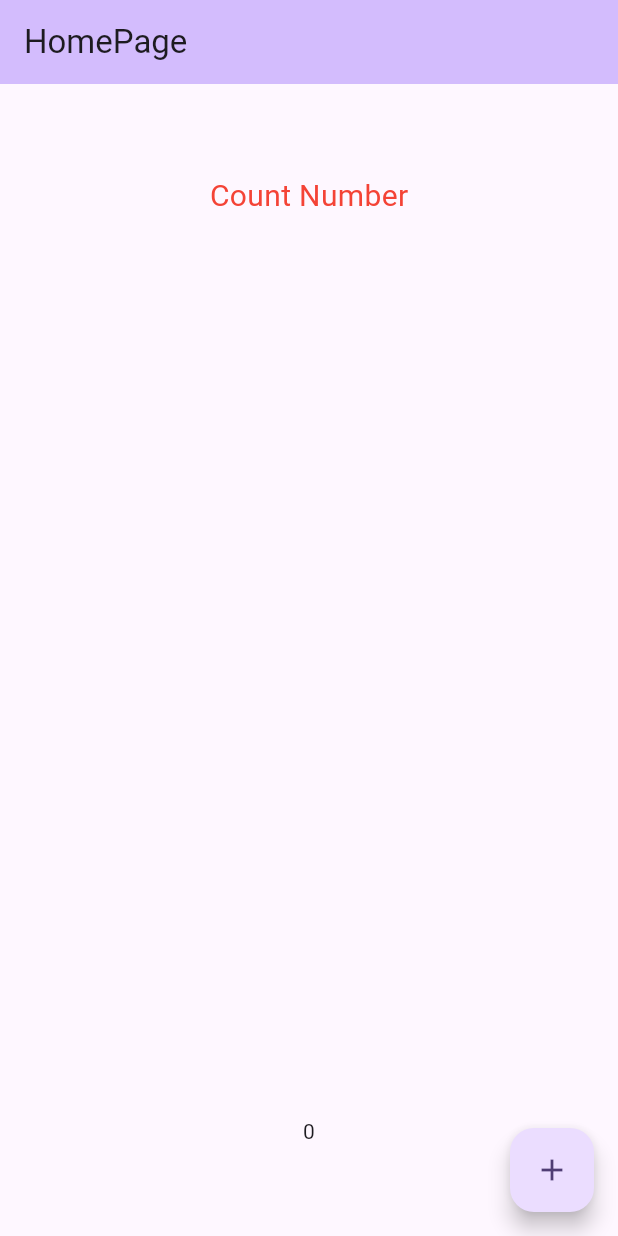
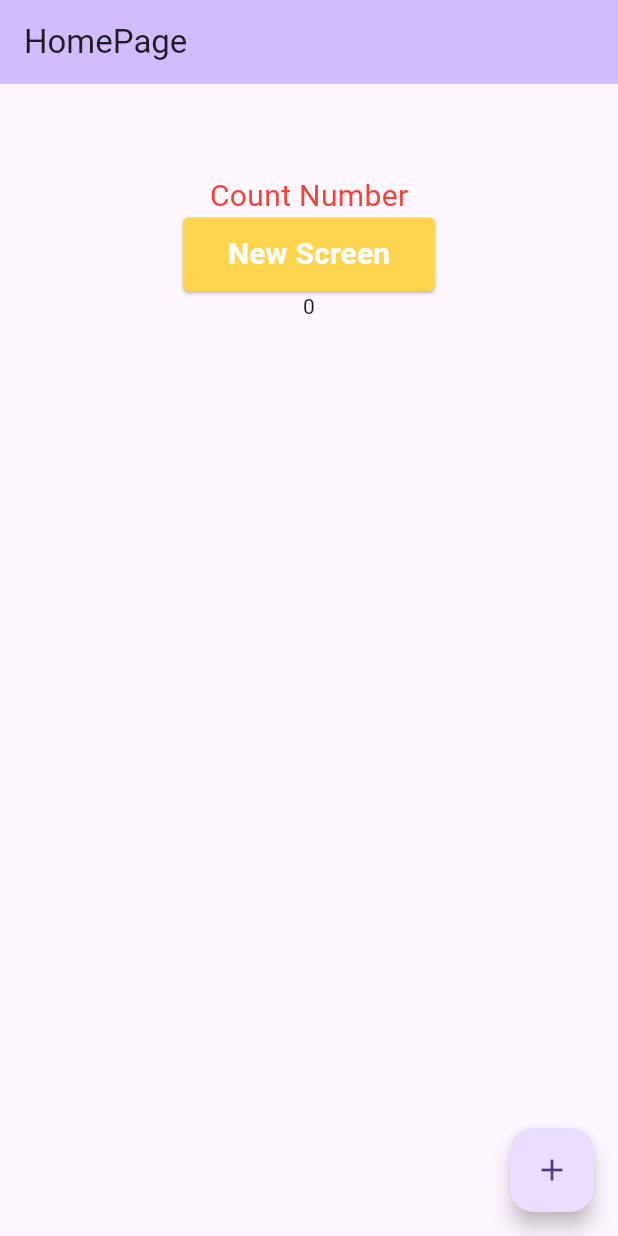
Before and after one commit to SaiyaladPS/BCTAPP, a Flutter app: the screen it shows after launch, on a phone screen of 412 x 824 dp. Run offline on Flutter 3.47's test engine with Material 2 defaults, Android fonts, the phone set to English and light mode, and no system bars.

Commit message:
15/11/2023

```diff
--- /dev/null
+++ b/lib/Router/router.dart
@@ -0,0 +1,13 @@
+import 'package:bct/screen/MyHomePage.dart';
+import 'package:bct/screen/new_screen.dart';
+import 'package:flutter/material.dart';
+
+class AppRouter {
+  static const home = '';
+  static const newscreen = 'newscreen';
+
+  static get all => <String, WidgetBuilder>{
+        home: (context) => const MyHomePage(),
+        newscreen: (context) => const NewScreen()
+      };
+}
--- a/lib/app.dart
+++ b/lib/app.dart
@@ -1,5 +1,5 @@
-
-import 'package:bct/page/MyHomePage.dart';
+import 'package:bct/Router/router.dart';
+import 'package:bct/screen/MyHomePage.dart';
 import 'package:flutter/material.dart';
 
 class MyApp extends StatelessWidget {
@@ -9,9 +9,11 @@ class MyApp extends StatelessWidget {
   @override
   Widget build(BuildContext context) {
     return MaterialApp(
+      debugShowCheckedModeBanner: false,
       title: 'Flutter Demo',
+      routes: AppRouter.all,
       theme: ThemeData(
-      colorScheme: ColorScheme.fromSeed(seedColor: Colors.deepPurple),
+        colorScheme: ColorScheme.fromSeed(seedColor: Colors.deepPurple),
         useMaterial3: true,
       ),
       home: const MyHomePage(),
--- a/lib/page/MyHomePage.dart
+++ /dev/null
@@ -1,48 +0,0 @@
-import 'dart:ffi';
-
-import 'package:flutter/material.dart';
-
-class MyHomePage extends StatefulWidget {
-  const MyHomePage({super.key});
-
-  @override
-  State<MyHomePage> createState() => _MyHomePageState();
-}
-
-class _MyHomePageState extends State<MyHomePage> {
-  int number = 0;
-  @override
-  Widget build(BuildContext context) {
-    return Scaffold(
-      appBar: AppBar(
-        title: const Text("HomePage"),
-        backgroundColor: Theme.of(context).colorScheme.inversePrimary,
-      ),
-      body: Padding(
-        padding: const EdgeInsets.symmetric(horizontal: 20, vertical: 60),
-        // ignore: avoid_unnecessary_containers
-        child: Container(
-          child: Column(
-              mainAxisAlignment: MainAxisAlignment.spaceBetween,
-              children: [
-                Center(
-                  child: const Text(
-                    "Count Number",
-                    style: TextStyle(fontSize: 20, color: Colors.red),
-                  ),
-                ),
-                Text(number.toString()),
-              ]),
-        ),
-      ),
-      floatingActionButton: FloatingActionButton(
-        onPressed: () {
-          setState(() {
-            number++;
-          });
-        },
-        child: Icon(Icons.add),
-      ),
-    );
-  }
-}
--- /dev/null
+++ b/lib/screen/MyHomePage.dart
@@ -0,0 +1,63 @@
+import 'package:bct/Router/router.dart';
+import 'package:flutter/material.dart';
+
+class MyHomePage extends StatefulWidget {
+  const MyHomePage({super.key});
+
+  @override
+  State<MyHomePage> createState() => _MyHomePageState();
+}
+
+class _MyHomePageState extends State<MyHomePage> {
+  int number = 0;
+  @override
+  Widget build(BuildContext context) {
+    return Scaffold(
+      appBar: AppBar(
+        title: const Text("HomePage"),
+        backgroundColor: Theme.of(context).colorScheme.inversePrimary,
+      ),
+      body: Padding(
+        padding: const EdgeInsets.symmetric(horizontal: 20, vertical: 60),
+        // ignore: avoid_unnecessary_containers
+        child: Container(
+          child: Column(children: [
+            const Center(
+              child: Text(
+                "Count Number",
+                style: TextStyle(fontSize: 20, color: Colors.red),
+              ),
+            ),
+            ElevatedButton(
+              style: ElevatedButton.styleFrom(
+                  padding: const EdgeInsets.symmetric(
+                      vertical: 10.0, horizontal: 30.0),
+                  backgroundColor: Colors.amber[300],
+                  shape: RoundedRectangleBorder(
+                      borderRadius: BorderRadius.circular(4.0))),
+              onPressed: () {
+                Navigator.pushNamed(context, AppRouter.newscreen);
+              },
+              child: const Text(
+                "New Screen",
+                style: TextStyle(
+                    color: Colors.white,
+                    fontWeight: FontWeight.bold,
+                    fontSize: 20),
+              ),
+            ),
+            Text(number.toString()),
+          ]),
+        ),
+      ),
+      floatingActionButton: FloatingActionButton(
+        onPressed: () {
+          setState(() {
+            number++;
+          });
+        },
+        child: const Icon(Icons.add),
+      ),
+    );
+  }
+}
--- /dev/null
+++ b/lib/screen/new_screen.dart
@@ -0,0 +1,21 @@
+import 'package:flutter/material.dart';
+
+class NewScreen extends StatefulWidget {
+  const NewScreen({super.key});
+
+  @override
+  State<NewScreen> createState() => _NewScreenState();
+}
+
+class _NewScreenState extends State<NewScreen> {
+  @override
+  Widget build(BuildContext context) {
+    return Scaffold(
+      appBar: AppBar(
+        title: const Text("New Screen"),
+        backgroundColor: Colors.green[300],
+      ),
+      body: const Center(child: Text("Weclome to New Scree")),
+    );
+  }
+}
```
Also changed, not shown: 1 other file.
